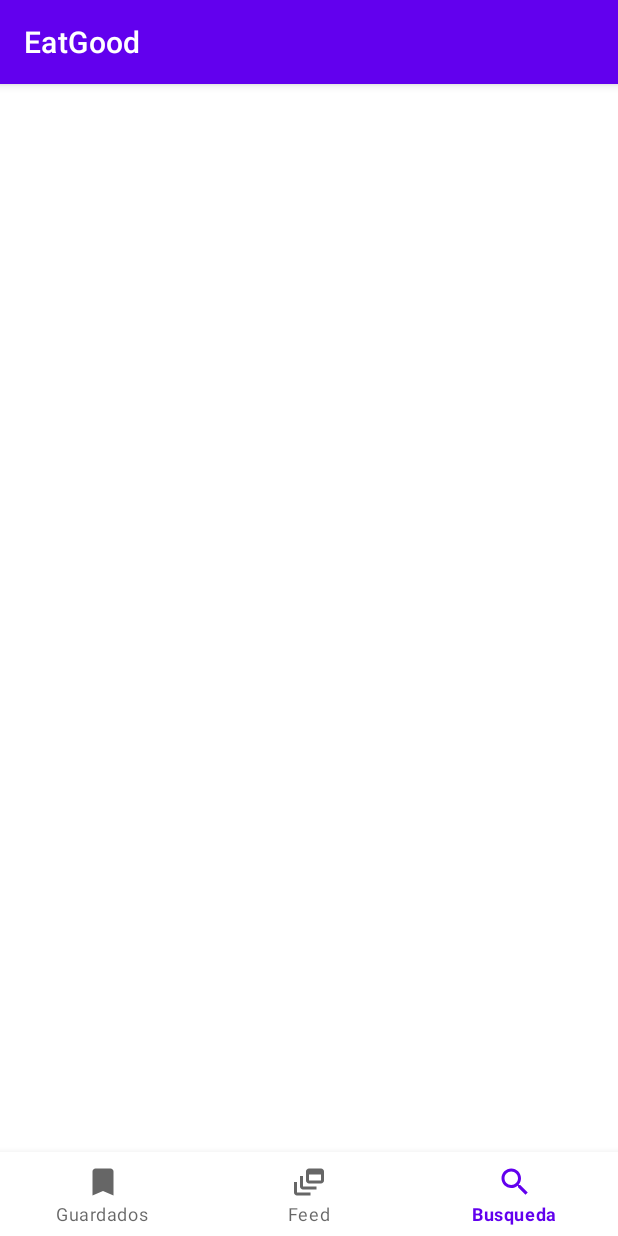
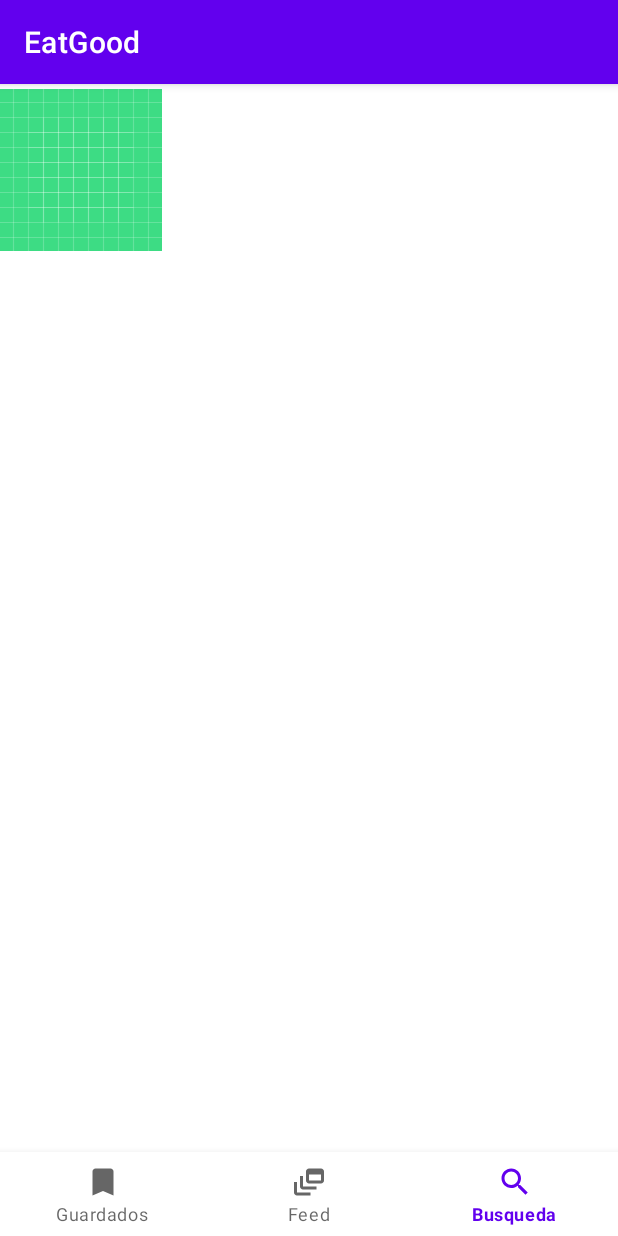
Before and after one commit to Mkefs/EatGood, an Android app: the screen it shows after launch (MainActivity), item 3 of the bottom bar chosen, on a phone screen of 412 x 824 dp. Run offline under Robolectric (Android 15) with nearby library versions, the phone set to English and light mode, and no system bars; our stand-ins replace Room's generated code; pictures from the network do not load; 3 statements that could not run were skipped.

```diff
--- a/app/src/main/AndroidManifest.xml
+++ b/app/src/main/AndroidManifest.xml
@@ -23,4 +23,5 @@
         </activity>
     </application>
 
+
 </manifest>
--- a/app/src/main/java/dev/cotapro/mx/MainActivity.java
+++ b/app/src/main/java/dev/cotapro/mx/MainActivity.java
@@ -71,4 +71,6 @@ public class MainActivity extends AppCompatActivity {
 		transaction.commit();
 	}
 
+
+
 }
--- a/app/src/main/java/dev/cotapro/mx/ui/search/SearchFragment.java
+++ b/app/src/main/java/dev/cotapro/mx/ui/search/SearchFragment.java
@@ -1,5 +1,6 @@
 package dev.cotapro.mx.ui.search;
 
+import android.content.Context;
 import android.os.AsyncTask;
 import android.os.Bundle;
 import android.os.Handler;
@@ -10,6 +11,7 @@ import android.view.View;
 import android.view.ViewGroup;
 import android.widget.ImageView;
 import android.widget.LinearLayout;
+import android.widget.ListAdapter;
 import android.widget.TextView;
 
 import androidx.annotation.NonNull;
@@ -32,6 +34,7 @@ import dev.cotapro.mx.api_ingredientes.Datos;
 public class SearchFragment extends Fragment {
 	View vista;
 	TextView textView;
+	Context context;
 	String[][] seleccionadas;
 	@Nullable
 	@Override
@@ -40,6 +43,10 @@ public class SearchFragment extends Fragment {
 							 @Nullable Bundle savedInstanceState) {
 		super.onCreate(savedInstanceState);
 		vista = inflater.inflate(R.layout.search_layout, container, false);
+        context = vista.getContext();
+
+
+
 		Executor executor = Executors.newSingleThreadExecutor();
 		Handler handler = new Handler(Looper.getMainLooper());
 		executor.execute(new Runnable() {
@@ -53,14 +60,18 @@ public class SearchFragment extends Fragment {
 						@Override
 						public void run() {
 
-							ImageView imageView = vista.findViewById(R.id.prueba);
-
-							String context= "https://ingredients-eatgood.000webhostapp.com/imagen?n=" + ingrediente[2];
-							Glide.with(imageView)
-									.load(context).placeholder(R.drawable.ic_launcher_background)
-									.error(R.drawable.ic_launcher_background).into(imageView);
+							LinearLayout linearLayout = vista.findViewById(R.id.linear);
+							TextView textView = new TextView(context);
+							ImageView nombre = new ImageView(context);
 
 
+							textView.setText(ingrediente[1]);
+							linearLayout.addView(textView);
+							String context= "https://ingredients-eatgood.000webhostapp.com/imagen?n=" + ingrediente[2];
+							Glide.with(nombre)
+									.load(context).placeholder(R.drawable.ic_launcher_background)
+									.error(R.drawable.ic_launcher_background).into(nombre);
+							linearLayout.addView(nombre);
 
 						}
 					});
--- a/app/src/main/res/layout/search_layout.xml
+++ b/app/src/main/res/layout/search_layout.xml
@@ -1,7 +1,38 @@
 <?xml version="1.0" encoding="utf-8"?>
-<androidx.constraintlayout.widget.ConstraintLayout
-    xmlns:android="http://schemas.android.com/apk/res/android"
+<androidx.constraintlayout.widget.ConstraintLayout xmlns:android="http://schemas.android.com/apk/res/android"
     xmlns:app="http://schemas.android.com/apk/res-auto"
     xmlns:tools="http://schemas.android.com/tools"
     android:layout_width="match_parent"
-    android:layout_height="match_parent"/>
+    android:layout_height="match_parent">
+
+
+    <LinearLayout
+        android:id="@+id/linear1"
+        android:layout_width="789dp"
+        android:layout_height="1254dp"
+        android:orientation="vertical"
+        android:scrollY="@dimen/activity_vertical_margin"
+        tools:layout_editor_absoluteX="-15dp"
+        tools:layout_editor_absoluteY="168dp">
+
+        <ScrollView
+            android:layout_width="match_parent"
+            android:layout_height="wrap_content"
+
+
+            >
+
+            <LinearLayout
+                android:id="@+id/linear"
+                android:layout_width="wrap_content"
+                android:layout_height="match_parent"
+                android:orientation="vertical">
+
+
+            </LinearLayout>
+
+        </ScrollView>
+
+
+    </LinearLayout>
+</androidx.constraintlayout.widget.ConstraintLayout>
```
